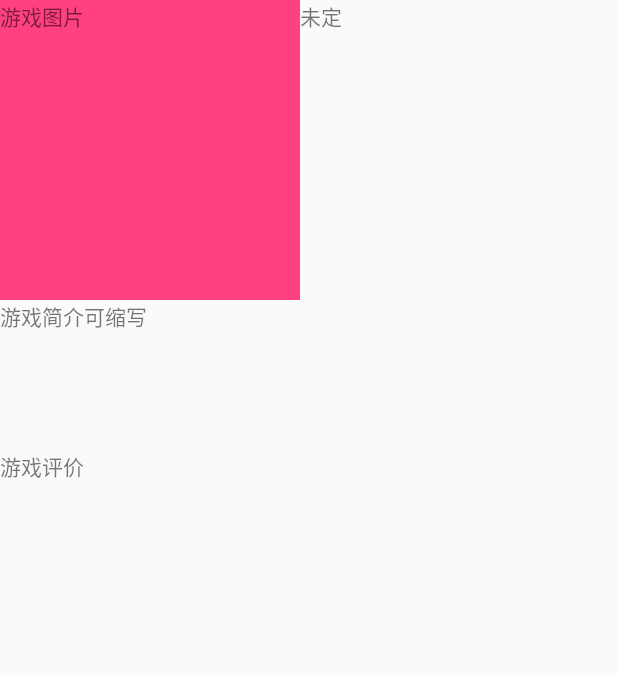
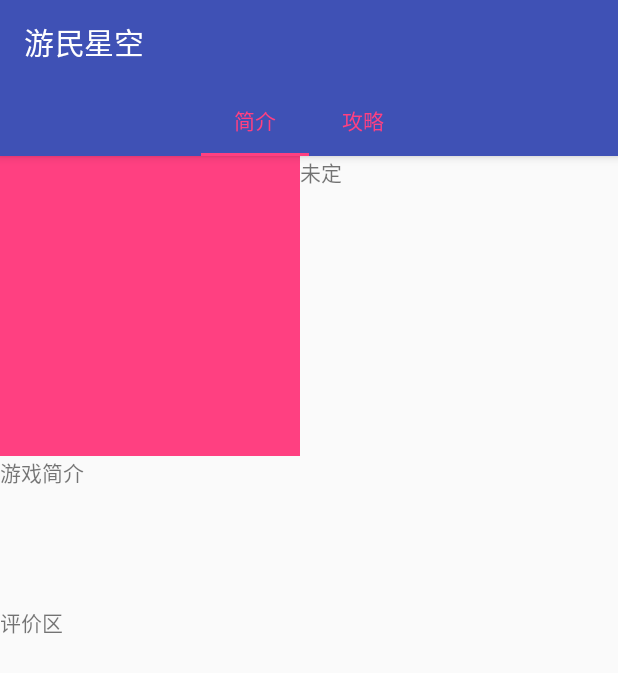
Before and after one commit to HanXuanMo/naruto, an Android app: the Game_item_content screen opened directly, with no data from a screen before it, on a phone screen of 412 x 824 dp. Shown: the top 673 px of the screen. Run offline under Robolectric (Android 15) with nearby library versions, the phone set to English and light mode, and no system bars.

Commit message:
单个游戏内容简单布局完成

```diff
--- a/app/src/main/java/com/naruto/android/Game_item_content.java
+++ b/app/src/main/java/com/naruto/android/Game_item_content.java
@@ -1,14 +1,102 @@
 package com.naruto.android;
 
+import android.support.annotation.NonNull;
+import android.support.design.widget.TabLayout;
+import android.support.v4.view.PagerAdapter;
+import android.support.v4.view.ViewPager;
 import android.support.v7.app.AppCompatActivity;
 import android.os.Bundle;
+import android.support.v7.widget.LinearLayoutManager;
+import android.support.v7.widget.RecyclerView;
+import android.support.v7.widget.StaggeredGridLayoutManager;
+import android.support.v7.widget.Toolbar;
+import android.view.View;
+import android.view.ViewGroup;
+import android.widget.LinearLayout;
+
+import java.util.ArrayList;
+import java.util.List;
+
 //游戏内容
 public class Game_item_content extends AppCompatActivity {
+
+    private List<Intro>mIntrolist=new ArrayList<>();
+
+    private RecyclerView recyclerView;
+
+    //ViewPage
+    private ViewPager mViewPager;
+    View StrategyContent,IntroContent;
+    private List<View> viewList;//view数组
 
     @Override
     protected void onCreate(Bundle savedInstanceState) {
         super.onCreate(savedInstanceState);
         setContentView(R.layout.activity_game_item_content);
 
+        initIntro();
+
+        Toolbar toolbar = (Toolbar) findViewById(R.id.home_page_gamecontent);
+        setSupportActionBar(toolbar);
+
+        StrategyContent=getLayoutInflater().inflate(R.layout.game_item_strategycontent, null);
+        IntroContent=getLayoutInflater().inflate(R.layout.game_item_introcontent, null);
+        viewList = new ArrayList<View>();
+        viewList.add(StrategyContent);
+        viewList.add(IntroContent);
+
+        mViewPager = (ViewPager) findViewById(R.id.view_gamecontent_pager);
+        TabLayout tabLayout = (TabLayout) findViewById(R.id.tabs_gamecontent);
+        mViewPager.addOnPageChangeListener(new TabLayout.TabLayoutOnPageChangeListener(tabLayout));
+        tabLayout.addOnTabSelectedListener(new TabLayout.ViewPagerOnTabSelectedListener(mViewPager));
+        mViewPager.setAdapter(pagerAdapter);
+
+        recyclerView=(RecyclerView)IntroContent.findViewById(R.id.recycler_intro);
+        LinearLayoutManager linearLayoutManager=new LinearLayoutManager(this);
+        recyclerView.setLayoutManager(linearLayoutManager);
+        IntroAdapter adapter=new IntroAdapter(mIntrolist);
+        recyclerView.setAdapter(adapter);
+
+    }
+
+    //TabLayout(PagerAdapter)
+    PagerAdapter pagerAdapter = new PagerAdapter() {
+
+        @Override
+        public int getCount() {
+            return viewList.size();
+        }
+
+        @Override
+        public void destroyItem(@NonNull ViewGroup container, int position, @NonNull Object object) {
+            container.removeView(viewList.get(position));
+        }
+
+        @NonNull
+        @Override
+        public Object instantiateItem(@NonNull ViewGroup container, int position) {
+            container.addView(viewList.get(position));
+            return viewList.get(position);
+        }
+
+        @Override
+        public boolean isViewFromObject(@NonNull View view, @NonNull Object o) {
+            return view == o;
+        }
+    };
+
+    private void initIntro() {
+        for (int i = 0; i < 10; i++) {
+            Intro apple = new Intro("Intro", R.drawable.ic_dashboard_black_24dp);
+            mIntrolist.add(apple);
+            Intro apple1 = new Intro("Intro", R.drawable.ic_dashboard_black_24dp);
+            mIntrolist.add(apple1);
+            Intro apple2 = new Intro("Intro", R.drawable.ic_dashboard_black_24dp);
+            mIntrolist.add(apple2);
+            Intro apple3 = new Intro("Intro", R.drawable.ic_dashboard_black_24dp);
+            mIntrolist.add(apple3);
+            Intro apple4 = new Intro("Intro", R.drawable.ic_dashboard_black_24dp);
+            mIntrolist.add(apple4);
+        }
     }
 }
--- /dev/null
+++ b/app/src/main/java/com/naruto/android/Intro.java
@@ -0,0 +1,22 @@
+package com.naruto.android;
+
+import android.widget.ImageView;
+
+public class Intro  {
+
+    String introContent;
+    int introImage;
+
+    public Intro(String IntroContent, int IntroImage) {
+        this.introContent = IntroContent;
+        this.introImage = IntroImage;
+    }
+
+    public String getIntroContent() {
+        return introContent;
+    }
+
+    public int getIntroImage() {
+        return introImage;
+    }
+}
--- /dev/null
+++ b/app/src/main/java/com/naruto/android/IntroAdapter.java
@@ -0,0 +1,78 @@
+package com.naruto.android;
+
+import android.app.Activity;
+import android.content.Intent;
+import android.media.Image;
+import android.support.annotation.NonNull;
+import android.support.v7.widget.RecyclerView;
+import android.view.LayoutInflater;
+import android.view.View;
+import android.view.ViewGroup;
+import android.widget.ImageView;
+import android.widget.TextView;
+import android.widget.Toast;
+
+import org.w3c.dom.Text;
+
+import java.util.List;
+
+public class IntroAdapter extends RecyclerView.Adapter<IntroAdapter.ViewHolder> {
+
+    private List<Intro>mIntrolist;
+
+    static class ViewHolder extends RecyclerView.ViewHolder{
+        View introView;
+        ImageView introImage;
+        TextView introName;
+
+        public ViewHolder(View view)
+        {
+            super(view);
+            introView=view;
+            introImage=(ImageView) view.findViewById(R.id.intro_image);
+            introName=(TextView)view.findViewById(R.id.intro_name);
+        }
+    }
+
+    public IntroAdapter(List<Intro>introList)
+    {
+        mIntrolist=introList;
+    }
+
+    @NonNull
+    @Override
+    public ViewHolder onCreateViewHolder(@NonNull final ViewGroup viewGroup, int i) {
+        final View view= LayoutInflater.from(viewGroup.getContext()).inflate(R.layout.game_item_content_intro,viewGroup,false);
+        final ViewHolder holder=new ViewHolder(view);
+        //游戏列表点击事件
+        holder.introView.setOnClickListener(new View.OnClickListener(){
+            @Override
+            public void onClick(View v) {
+                int position=holder.getAdapterPosition();
+                Intro intro=mIntrolist.get(position);
+                Toast.makeText(v.getContext(),"You clicker view"+intro.getIntroContent(),Toast.LENGTH_SHORT).show();
+            }
+        });
+        holder.introImage.setOnClickListener(new View.OnClickListener(){
+            @Override
+            public void onClick(View v) {
+                int position=holder.getAdapterPosition();
+                Intro intro=mIntrolist.get(position);
+                Toast.makeText(v.getContext(),"You clicker view"+intro.getIntroContent(),Toast.LENGTH_SHORT).show();
+            }
+        });
+        return holder;
+    }
+
+    @Override
+    public void onBindViewHolder(@NonNull ViewHolder viewHolder, int i) {
+        Intro intro=mIntrolist.get(i);
+        viewHolder.introName.setText(intro.getIntroContent());
+        viewHolder.introImage.setImageResource(intro.getIntroImage());
+    }
+
+    @Override
+    public int getItemCount() {
+        return mIntrolist.size();
+    }
+}
--- a/app/src/main/res/layout/activity_game_item_content.xml
+++ b/app/src/main/res/layout/activity_game_item_content.xml
@@ -3,36 +3,9 @@
     android:layout_height="wrap_content"
     android:orientation="vertical">
 
-    <ImageView
-        android:id="@+id/game_item_image"
-        android:layout_width="200dp"
-        android:layout_height="200dp"
-        android:layout_alignParentTop="true"
-        android:layout_alignParentLeft="true"
-        android:src="@color/colorAccent"/>
+    <include
+        layout="@layout/app_bar_game_content"
+        android:layout_width="match_parent"
+        android:layout_height="match_parent"/>
 
-    <TextView
-        android:layout_width="200dp"
-        android:layout_height="200dp"
-        android:text="游戏图片"/>
-
-    <TextView
-        android:layout_width="match_parent"
-        android:layout_height="200dp"
-        android:text="未定"
-        android:layout_toRightOf="@id/game_item_image"/>
-
-    <TextView
-        android:id="@+id/game_item_content"
-        android:layout_width="match_parent"
-        android:layout_height="100dp"
-        android:layout_below="@id/game_item_image"
-        android:text="游戏简介可缩写"/>
-
-    <TextView
-        android:id="@+id/game_item_reviews"
-        android:layout_width="match_parent"
-        android:layout_height="match_parent"
-        android:layout_below="@id/game_item_content"
-        android:text="游戏评价"/>
 </RelativeLayout>
--- /dev/null
+++ b/app/src/main/res/layout/app_bar_game_content.xml
@@ -0,0 +1,54 @@
+<android.support.design.widget.CoordinatorLayout
+    xmlns:android="http://schemas.android.com/apk/res/android"
+    xmlns:app="http://schemas.android.com/apk/res-auto"
+    xmlns:tools="http://schemas.android.com/tools"
+    android:layout_width="match_parent"
+    android:layout_height="match_parent"
+    tools:context=".MainActivity">
+
+    <android.support.design.widget.AppBarLayout
+        android:layout_width="match_parent"
+        android:layout_height="wrap_content">
+
+        <android.support.v7.widget.Toolbar
+            android:id="@+id/home_page_gamecontent"
+            android:layout_width="match_parent"
+            android:layout_height="?attr/actionBarSize"
+            android:background="?attr/colorPrimary"
+            android:theme="@style/ThemeOverlay.AppCompat.Dark.ActionBar"
+            app:popupTheme="@style/ThemeOverlay.AppCompat.Light"/>
+
+        <android.support.design.widget.TabLayout
+            android:id="@+id/tabs_gamecontent"
+            android:layout_width="match_parent"
+            android:layout_height="wrap_content"
+            app:tabGravity="center"
+            app:tabIndicatorColor="@color/colorAccent"
+            app:tabMode="scrollable"
+            app:tabSelectedTextColor="@color/colorAccent"
+            app:tabTextColor="@color/colorAccent">
+
+            <android.support.design.widget.TabItem
+                android:id="@+id/tab_intro"
+                android:layout_width="wrap_content"
+                android:layout_height="wrap_content"
+                android:text="简介"/>
+
+            <android.support.design.widget.TabItem
+                android:id="@+id/tab_strategy"
+                android:layout_width="wrap_content"
+                android:layout_height="wrap_content"
+                android:text="攻略"/>
+
+        </android.support.design.widget.TabLayout>
+
+    </android.support.design.widget.AppBarLayout>
+
+    <android.support.v4.view.ViewPager
+        android:id="@+id/view_gamecontent_pager"
+        android:layout_width="match_parent"
+        android:layout_height="match_parent"
+        app:layout_behavior="@string/appbar_scrolling_view_behavior" />
+
+
+</android.support.design.widget.CoordinatorLayout>
--- /dev/null
+++ b/app/src/main/res/layout/game_item_content_intro.xml
@@ -0,0 +1,20 @@
+<LinearLayout xmlns:android="http://schemas.android.com/apk/res/android"
+    android:orientation="vertical"
+    android:layout_width="match_parent"
+    android:layout_height="wrap_content"
+    android:layout_margin="5dp">
+
+    <ImageView
+        android:id="@+id/intro_image"
+        android:layout_width="wrap_content"
+        android:layout_height="wrap_content"
+        android:layout_gravity="center_horizontal"/>
+
+    <TextView
+        android:id="@+id/intro_name"
+        android:layout_width="wrap_content"
+        android:layout_height="wrap_content"
+        android:layout_gravity="left"
+        android:layout_marginTop="10dp"/>
+
+</LinearLayout>
--- /dev/null
+++ b/app/src/main/res/layout/game_item_introcontent.xml
@@ -0,0 +1,9 @@
+<LinearLayout xmlns:android="http://schemas.android.com/apk/res/android"
+    android:layout_width="match_parent"
+    android:layout_height="match_parent">
+
+    <android.support.v7.widget.RecyclerView
+        android:id="@+id/recycler_intro"
+        android:layout_width="match_parent"
+        android:layout_height="match_parent" />
+</LinearLayout>
--- /dev/null
+++ b/app/src/main/res/layout/game_item_strategycontent.xml
@@ -0,0 +1,31 @@
+<RelativeLayout xmlns:android="http://schemas.android.com/apk/res/android"
+    android:layout_width="match_parent"
+    android:layout_height="match_parent">
+    <ImageView
+        android:id="@+id/game_item_image"
+        android:layout_width="200dp"
+        android:layout_height="200dp"
+        android:layout_alignParentTop="true"
+        android:layout_alignParentLeft="true"
+        android:src="@color/colorAccent"/>
+
+    <TextView
+        android:layout_width="match_parent"
+        android:layout_height="200dp"
+        android:text="未定"
+        android:layout_toRightOf="@id/game_item_image"/>
+
+    <TextView
+        android:id="@+id/game_item_strategy"
+        android:layout_width="match_parent"
+        android:layout_height="100dp"
+        android:layout_below="@id/game_item_image"
+        android:text="@string/game_strategy"/>
+
+    <TextView
+        android:id="@+id/game_item_comments_section"
+        android:layout_width="match_parent"
+        android:layout_height="match_parent"
+        android:layout_below="@id/game_item_strategy"
+        android:text="@string/game_item_comments_section"/>
+</RelativeLayout>
--- a/app/src/main/res/values/strings.xml
+++ b/app/src/main/res/values/strings.xml
@@ -14,4 +14,7 @@
     <string name="tab_game">游戏</string>
     <string name="tab_video">视频</string>
     <string name="tab_evaluation">测评</string>
+    <string name="game_strategy">游戏简介</string>
+    <string name="game_item_comments_section">评价区</string>
+
 </resources>
```
